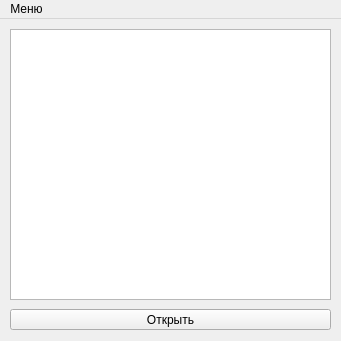
Above: Open_Program_ui.ui from Quinekanc/Open-Program before the change. Below: the same form after it.
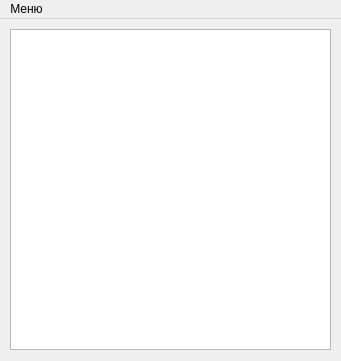
That is the form after the change. Icons and pictures are not drawn.

Diff of the .ui file:
```diff
--- a/Open_Program_ui.ui
+++ b/Open_Program_ui.ui
@@ -7,7 +7,7 @@
     <x>0</x>
     <y>0</y>
     <width>341</width>
-    <height>341</height>
+    <height>361</height>
    </rect>
   </property>
   <property name="windowTitle">
@@ -20,23 +20,10 @@
       <x>10</x>
       <y>10</y>
       <width>321</width>
-      <height>271</height>
+      <height>321</height>
      </rect>
     </property>
    </widget>
-   <widget class="QPushButton" name="openButton">
-    <property name="geometry">
-     <rect>
-      <x>10</x>
-      <y>290</y>
-      <width>321</width>
-      <height>21</height>
-     </rect>
-    </property>
-    <property name="text">
-     <string>Открыть</string>
-    </property>
-   </widget>
   </widget>
   <widget class="QMenuBar" name="menuBar">
    <property name="geometry">
```
Left out of the diff: 13 changed lines with no effect on the pictures.
